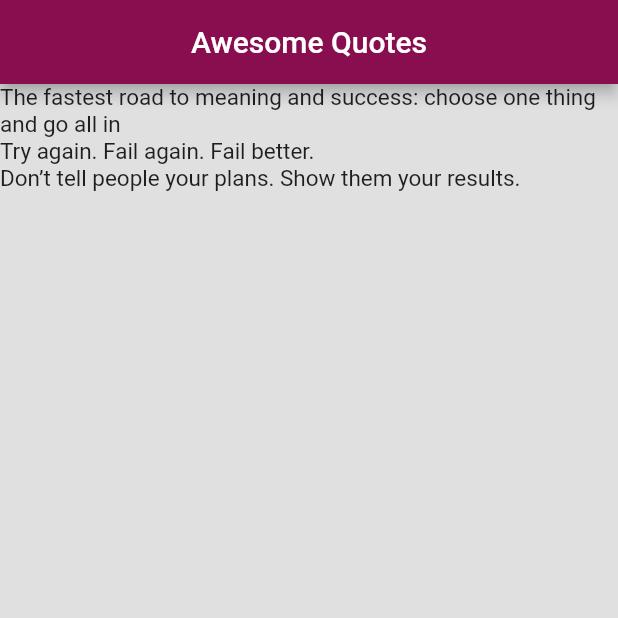
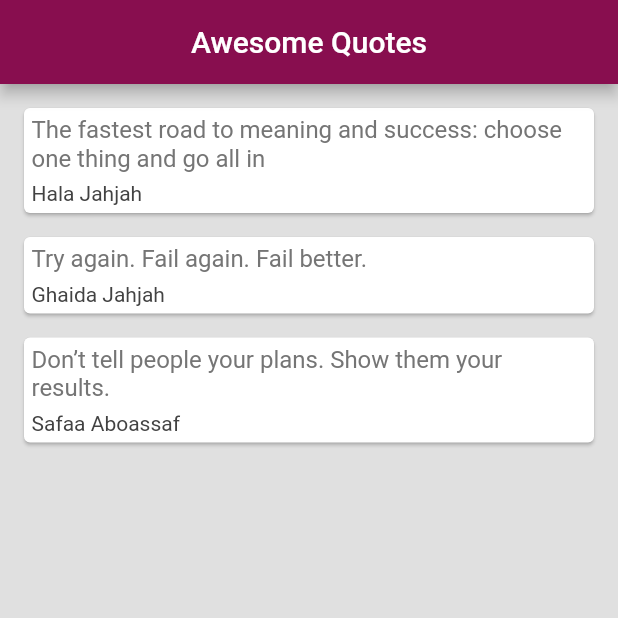
Before and after one commit to HalaJah/FlutterLearningJourney, a Flutter app: the screen it shows after launch, on a phone screen of 412 x 824 dp, the top half of it. Run offline on Flutter 3.47's test engine with Material 2 defaults, Android fonts, the phone set to English and light mode, and no system bars.

Commit message:
Using Card widgets

```diff
--- /dev/null
+++ b/flutter_application_3/lib/Quote.dart
@@ -0,0 +1,7 @@
+class Quote {
+
+  String? text;
+  String? author;
+
+  Quote({this.text, this.author});
+}
--- a/flutter_application_3/lib/main.dart
+++ b/flutter_application_3/lib/main.dart
@@ -1,4 +1,5 @@
 import 'package:flutter/material.dart';
+import 'Quote.dart';
 
 void main() => runApp(MaterialApp(
   home: QuoteList(),
@@ -12,11 +13,43 @@ class QuoteList extends StatefulWidget{
 
 class _QuoteListState extends State<QuoteList>{
 
-  List<String> quoteList = [
-    'The fastest road to meaning and success: choose one thing and go all in',
-    'Try again. Fail again. Fail better.',
-    'Don’t tell people your plans. Show them your results.'
+  List<Quote> quoteList = [
+    Quote(text: 'The fastest road to meaning and success: choose one thing and go all in', author: 'Hala Jahjah'),
+    Quote(text:'Try again. Fail again. Fail better.', author: 'Ghaida Jahjah'),
+    Quote(text:'Don’t tell people your plans. Show them your results.', author: 'Safaa Aboassaf')
   ];
+
+  Widget quoteTemplate(quote){
+    return Card(
+      margin: EdgeInsets.fromLTRB(16.0, 16.0, 16.0, 0.0),
+      child: Padding(
+        padding: const EdgeInsets.all(5.0),
+        child: Column(
+          crossAxisAlignment: CrossAxisAlignment.stretch,
+          children: <Widget> [
+            Text(
+              quote.text,
+              style: TextStyle(
+                color: Colors.grey[600],
+                fontSize: 16.0,
+              ),
+            ),
+
+            SizedBox(height: 6.0),
+
+            Text(
+              quote.author,
+              style: TextStyle(
+                color: Colors.grey[800],
+                fontSize: 14.0,
+              ),
+            )
+
+          ],
+        ),
+      )
+    );
+  }
   @override
   Widget build(BuildContext context) {
     return Scaffold(
@@ -28,14 +61,7 @@ class _QuoteListState extends State<QuoteList>{
       ),
       body: Column(
         crossAxisAlignment: CrossAxisAlignment.start,
-        children: quoteList.map((quote) {
-          return Text(
-            quote,
-            style: TextStyle(
-              fontSize: 15.0,
-            )
-          );
-        }).toList(),
+        children: quoteList.map((quote) => quoteTemplate(quote)).toList(),
       )
     );
   }
```
